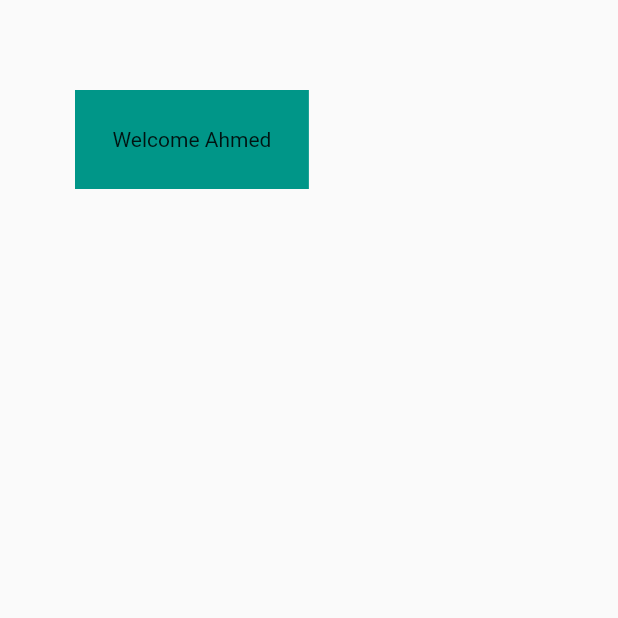
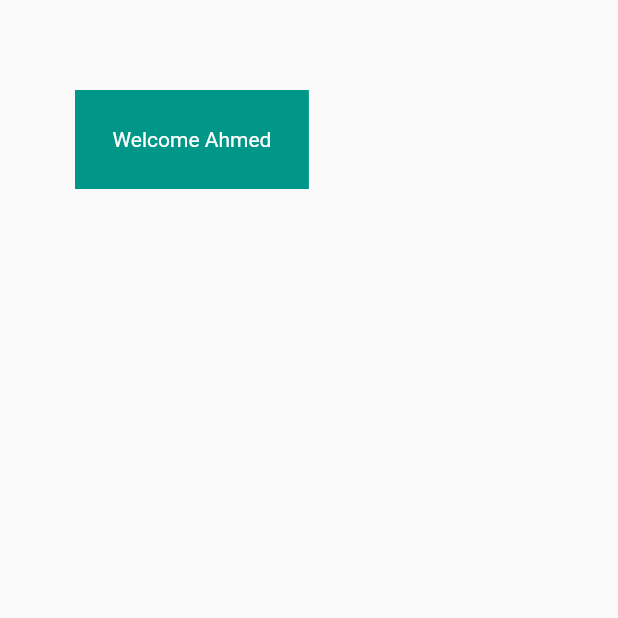
Before and after one commit to Mohammedazzam/flutter_app_002, a Flutter app: the screen it shows after launch, on a phone screen of 412 x 824 dp, the top half of it. Run offline on Flutter 3.47's test engine with Material 2 defaults, Android fonts, the phone set to English and light mode, and no system bars.

Commit message:
5.7(إعطاء لون خاص للنص)

```diff
--- a/lib/main.dart
+++ b/lib/main.dart
@@ -26,7 +26,9 @@ class HomeScreen extends StatelessWidget {
 //        margin: EdgeInsets.only(left: 50,top: 60),
         margin: EdgeInsets.only(left: 50,right: 150 ,top: 60,bottom: 65),
         padding: EdgeInsets.all(25),
-        child: Text("Welcome Ahmed"),
+        child: Text("Welcome Ahmed", style: TextStyle(
+          color: Colors.white
+        ),),
       ),
     );
   }
```
